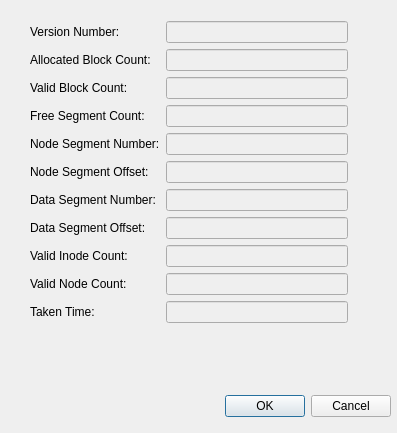
Above: cpdetail_form.ui from qweeah/hmfs-cputil-QT before the change. Below: the same form after it.
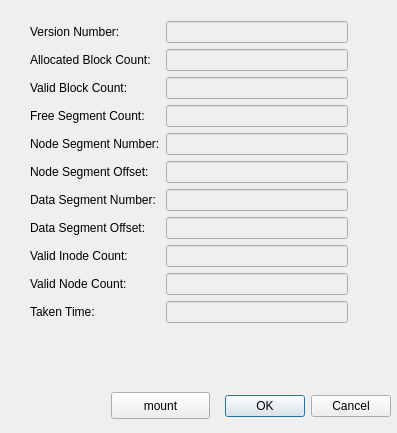
That is the form after the change.

The edit to the form file:
```diff
--- a/cpdetail_form.ui
+++ b/cpdetail_form.ui
@@ -198,6 +198,19 @@
     </item>
    </layout>
   </widget>
+  <widget class="QPushButton" name="btnMount">
+   <property name="geometry">
+    <rect>
+     <x>111</x>
+     <y>392</y>
+     <width>99</width>
+     <height>27</height>
+    </rect>
+   </property>
+   <property name="text">
+    <string>mount</string>
+   </property>
+  </widget>
  </widget>
  <resources/>
  <connections>
```
